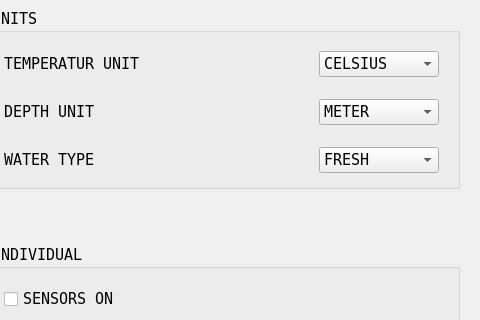
Qt form src/ui/DeviceConfigFragment.ui (dmarc0001/spx42Control) before a commit; both pictures show x 532 to 1012 and y 117 to 437 of the 1012 by 751 pixel window.
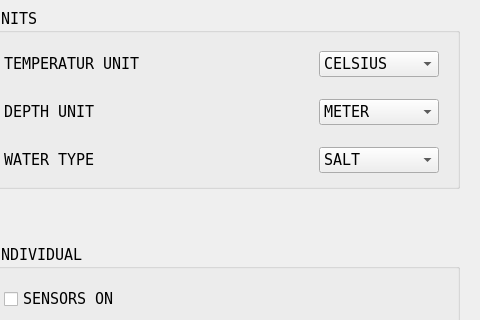
The same form after that commit.

```diff
--- a/src/ui/DeviceConfigFragment.ui
+++ b/src/ui/DeviceConfigFragment.ui
@@ -1229,7 +1229,7 @@
                     </property>
                     <item>
                      <property name="text">
-                      <string>FRESH</string>
+                      <string>SALT</string>
                      </property>
                     </item>
                     <item>
```
Left out of the diff: 2 changed lines with no effect on the pictures.
